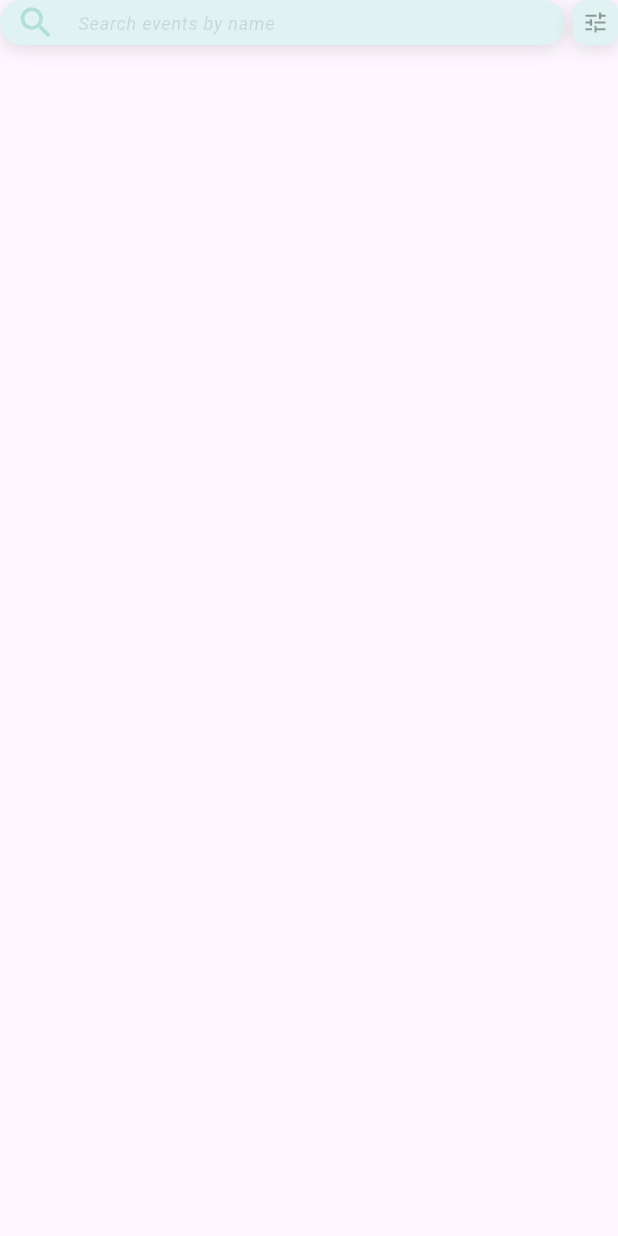
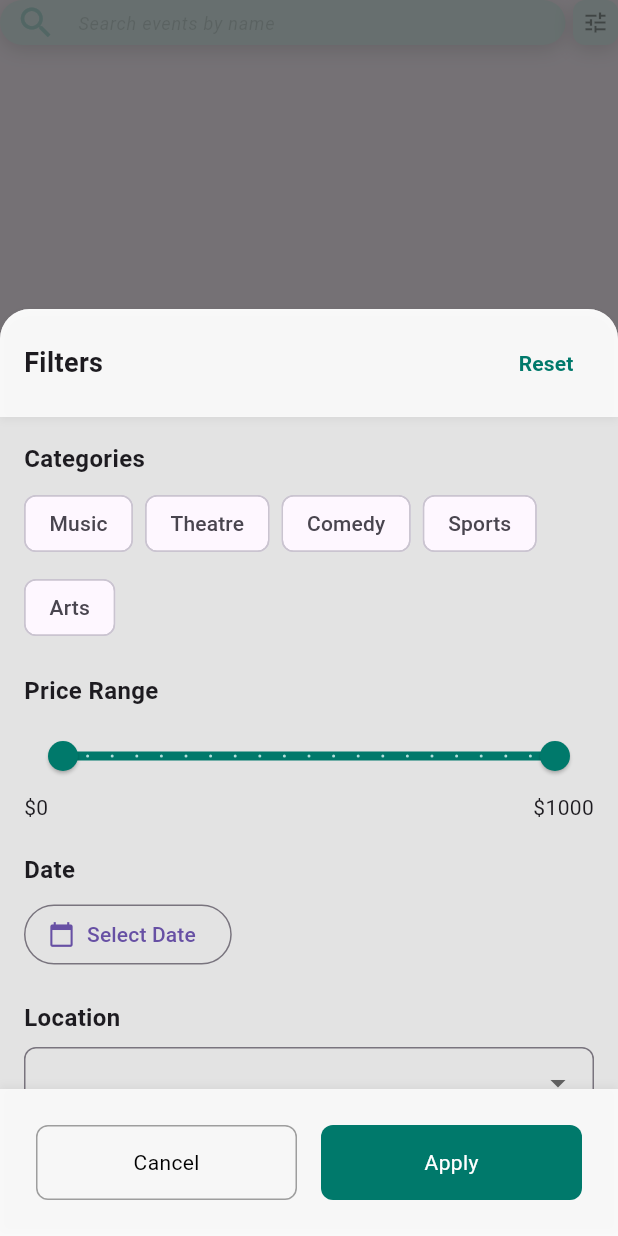
Before and after one commit to bryann54/tickoyako, a Flutter app: the CustomSearchBar widget shown alone on an empty page, opened directly, after a tap on the "tune" icon, on a phone screen of 412 x 824 dp. Run offline on Flutter 3.47's test engine with Material 3 defaults, Android fonts, the phone set to English and light mode, and no system bars; our stand-ins replace bloc, equatable, flutter_bloc; missing offline and left inert: floating_frosted_bottom_bar; network calls fail.

Commit message:
filters UI

```diff
--- /dev/null
+++ b/lib/data/models/filter_model.dart
@@ -0,0 +1,49 @@
+import 'package:flutter/material.dart';
+
+class ShowFilter {
+  final String name;
+  final bool isSelected;
+
+  ShowFilter({required this.name, this.isSelected = false});
+
+  ShowFilter copyWith({String? name, bool? isSelected}) {
+    return ShowFilter(
+      name: name ?? this.name,
+      isSelected: isSelected ?? this.isSelected,
+    );
+  }
+}
+
+class FilterOptions {
+  final List<ShowFilter> categories;
+  final List<ShowFilter> dates;
+  final RangeValues? priceRange;
+  final bool onlyAvailable;
+
+  FilterOptions({
+    required this.categories,
+    required this.dates,
+    this.priceRange,
+    this.onlyAvailable = false,
+  });
+
+  bool get hasActiveFilters =>
+      categories.any((c) => c.isSelected) ||
+      dates.any((d) => d.isSelected) ||
+      priceRange != null ||
+      onlyAvailable;
+
+  FilterOptions copyWith({
+    List<ShowFilter>? categories,
+    List<ShowFilter>? dates,
+    RangeValues? priceRange,
+    bool? onlyAvailable,
+  }) {
+    return FilterOptions(
+      categories: categories ?? this.categories,
+      dates: dates ?? this.dates,
+      priceRange: priceRange ?? this.priceRange,
+      onlyAvailable: onlyAvailable ?? this.onlyAvailable,
+    );
+  }
+}
--- a/lib/presentation/blocs/shows_bloc/shows_bloc.dart
+++ b/lib/presentation/blocs/shows_bloc/shows_bloc.dart
@@ -1,5 +1,5 @@
-// shows_bloc.dart
 import 'package:flutter_bloc/flutter_bloc.dart';
+import 'package:tickoyako/data/models/show_model.dart';
 import 'package:tickoyako/data/repositories/show_repository.dart';
 import 'shows_event.dart';
 import 'shows_state.dart';
@@ -10,6 +10,7 @@ class ShowsBloc extends Bloc<ShowsEvent, ShowsState> {
   ShowsBloc(this.showRepository) : super(ShowsInitial()) {
     on<LoadShows>(_onLoadShows);
     on<SearchShows>(_onSearchShows);
+    on<ApplyFilters>(_onApplyFilters);
   }
 
   Future<void> _onLoadShows(LoadShows event, Emitter<ShowsState> emit) async {
@@ -26,29 +27,105 @@ class ShowsBloc extends Bloc<ShowsEvent, ShowsState> {
       SearchShows event, Emitter<ShowsState> emit) async {
     if (state is ShowsLoaded) {
       final currentState = state as ShowsLoaded;
+      final filters = event.filters ?? currentState.activeFilters;
 
-      if (event.query.isEmpty) {
+      if (event.query.isEmpty && filters.isEmpty) {
         emit(ShowsLoaded(
           currentState.shows,
           searchResults: currentState.shows,
           searchQuery: '',
+          activeFilters: filters,
         ));
         return;
       }
 
-      final searchResults = currentState.shows.where((show) {
+      var filteredShows = currentState.shows;
+
+      // Apply search query
+      if (event.query.isNotEmpty) {
+        filteredShows = filteredShows.where((show) {
           final query = event.query.toLowerCase();
           return show.title.toLowerCase().contains(query) ||
               show.type.toLowerCase().contains(query) ||
               show.venue.toLowerCase().contains(query) ||
               show.description.toLowerCase().contains(query);
         }).toList();
+      }
+
+      // Apply filters
+      if (filters.isNotEmpty) {
+        filteredShows = _applyFiltersToShows(filteredShows, filters);
+      }
 
       emit(ShowsLoaded(
         currentState.shows,
-        searchResults: searchResults,
+        searchResults: filteredShows,
         searchQuery: event.query,
+        activeFilters: filters,
       ));
     }
   }
+
+  Future<void> _onApplyFilters(
+      ApplyFilters event, Emitter<ShowsState> emit) async {
+    if (state is ShowsLoaded) {
+      final currentState = state as ShowsLoaded;
+      final filteredShows = _applyFiltersToShows(
+        currentState.searchQuery.isEmpty
+            ? currentState.shows
+            : currentState.searchResults,
+        event.filters,
+      );
+
+      emit(ShowsLoaded(
+        currentState.shows,
+        searchResults: filteredShows,
+        searchQuery: currentState.searchQuery,
+        activeFilters: event.filters,
+      ));
     }
+  }
+
+  List<ShowModel> _applyFiltersToShows(
+      List<ShowModel> shows, Map<String, dynamic> filters) {
+    return shows.where((show) {
+      // Category filter
+      if (filters['categories'] != null && filters['categories'].isNotEmpty) {
+        if (!filters['categories'].contains(show.type)) {
+          return false;
+        }
+      }
+
+      // Price filter
+      if (filters['minPrice'] != null && filters['maxPrice'] != null) {
+        final price = show.price;
+        if (price < filters['minPrice'] || price > filters['maxPrice']) {
+          return false;
+        }
+      }
+
+      // Date filter
+      if (filters['date'] != null) {
+        final filterDate = filters['date'] as DateTime;
+        if (!_isSameDay(show.date, filterDate)) {
+          return false;
+        }
+      }
+
+      // Location filter
+      if (filters['location'] != null && filters['location'].isNotEmpty) {
+        if (show.venue.toLowerCase() != filters['location'].toLowerCase()) {
+          return false;
+        }
+      }
+
+      return true;
+    }).toList();
+  }
+
+  bool _isSameDay(DateTime date1, DateTime date2) {
+    return date1.year == date2.year &&
+        date1.month == date2.month &&
+        date1.day == date2.day;
+  }
+}
--- a/lib/presentation/blocs/shows_bloc/shows_event.dart
+++ b/lib/presentation/blocs/shows_bloc/shows_event.dart
@@ -4,16 +4,26 @@ abstract class ShowsEvent extends Equatable {
   const ShowsEvent();
 
   @override
-  List<Object> get props => [];
+  List<Object?> get props => [];
 }
 
 class LoadShows extends ShowsEvent {}
 
 class SearchShows extends ShowsEvent {
   final String query;
+  final Map<String, dynamic>? filters;
 
-  const SearchShows(this.query);
+  const SearchShows(this.query, {this.filters});
 
   @override
-  List<Object> get props => [query];
+  List<Object?> get props => [query, filters];
 }
+
+class ApplyFilters extends ShowsEvent {
+  final Map<String, dynamic> filters;
+
+  const ApplyFilters(this.filters);
+
+  @override
+  List<Object> get props => [filters];
+}
--- a/lib/presentation/blocs/shows_bloc/shows_state.dart
+++ b/lib/presentation/blocs/shows_bloc/shows_state.dart
@@ -16,27 +16,31 @@ class ShowsLoaded extends ShowsState {
   final List<ShowModel> shows;
   final List<ShowModel> searchResults;
   final String searchQuery;
+  final Map<String, dynamic> activeFilters;
 
   const ShowsLoaded(
     this.shows, {
     this.searchResults = const [],
     this.searchQuery = '',
+    this.activeFilters = const {},
   });
 
   ShowsLoaded copyWith({
     List<ShowModel>? shows,
     List<ShowModel>? searchResults,
     String? searchQuery,
+    Map<String, dynamic>? activeFilters,
   }) {
     return ShowsLoaded(
       shows ?? this.shows,
       searchResults: searchResults ?? this.searchResults,
       searchQuery: searchQuery ?? this.searchQuery,
+      activeFilters: activeFilters ?? this.activeFilters,
     );
   }
 
   @override
-  List<Object> get props => [shows, searchResults, searchQuery];
+  List<Object> get props => [shows, searchResults, searchQuery, activeFilters];
 }
 
 class ShowsError extends ShowsState {
--- /dev/null
+++ b/lib/presentation/features/profile/presentation/widgets/filter_bottomSheet.dart
@@ -0,0 +1,322 @@
+import 'package:flutter/material.dart';
+import 'package:tickoyako/core/colors.dart';
+
+class FilterBottomSheet extends StatefulWidget {
+  final Map<String, dynamic> initialFilters;
+  final Function(Map<String, dynamic>) onApplyFilters;
+
+  const FilterBottomSheet({
+    super.key,
+    required this.initialFilters,
+    required this.onApplyFilters,
+  });
+
+  @override
+  State<FilterBottomSheet> createState() => _FilterBottomSheetState();
+}
+
+class _FilterBottomSheetState extends State<FilterBottomSheet> {
+  late Map<String, dynamic> _filters;
+  final List<String> _categories = [
+    'Music',
+    'Theatre',
+    'Comedy',
+    'Sports',
+    'Arts'
+  ];
+  final List<String> _locations = [
+    'New York',
+    'Los Angeles',
+    'Chicago',
+    'Miami',
+    'Las Vegas'
+  ];
+  RangeValues _priceRange = const RangeValues(0, 1000);
+  DateTime? _selectedDate;
+
+  @override
+  void initState() {
+    super.initState();
+    _filters = Map<String, dynamic>.from(widget.initialFilters);
+    _priceRange = RangeValues(
+      _filters['minPrice']?.toDouble() ?? 0,
+      _filters['maxPrice']?.toDouble() ?? 1000,
+    );
+    _selectedDate = _filters['date'];
+  }
+
+@override
+  Widget build(BuildContext context) {
+    return Container(
+      height: MediaQuery.of(context).size.height * 0.75,
+      decoration: BoxDecoration(
+        color: Colors.white
+            .withOpacity(0.8),
+        borderRadius: const BorderRadius.vertical(top: Radius.circular(20)),
+      ),
+      child: Column(
+        children: [
+          _buildHeader(),
+          Expanded(
+            child: SingleChildScrollView(
+              child: Padding(
+                padding: const EdgeInsets.all(16.0),
+                child: Column(
+                  crossAxisAlignment: CrossAxisAlignment.start,
+                  children: [
+                    _buildSectionTitle('Categories'),
+                    _buildCategoryChips(),
+                    const SizedBox(height: 20),
+                    _buildSectionTitle('Price Range'),
+                    _buildPriceRangeSlider(),
+                    const SizedBox(height: 20),
+                    _buildSectionTitle('Date'),
+                    _buildDatePicker(),
+                    const SizedBox(height: 20),
+                    _buildSectionTitle('Location'),
+                    _buildLocationDropdown(),
+                  ],
+                ),
+              ),
+            ),
+          ),
+          _buildBottomButtons(),
+        ],
+      ),
+    );
+  }
+
+  Widget _buildHeader() {
+    return Container(
+      padding: const EdgeInsets.symmetric(horizontal: 16, vertical: 12),
+      decoration: BoxDecoration(
+          color: Colors.white.withOpacity(0.8),
+        borderRadius: const BorderRadius.vertical(top: Radius.circular(20)),
+        boxShadow: [
+          BoxShadow(
+            color: Colors.black.withOpacity(0.05),
+            blurRadius: 4,
+            offset: const Offset(0, 2),
+          ),
+        ],
+      ),
+      child: Row(
+        mainAxisAlignment: MainAxisAlignment.spaceBetween,
+        children: [
+          const Text(
+            'Filters',
+            style: TextStyle(
+              fontSize: 18,
+              fontWeight: FontWeight.bold,
+            ),
+          ),
+          TextButton(
+            onPressed: _resetFilters,
+            child: Text(
+              'Reset',
+              style: TextStyle(
+                color: Colors.teal.shade700,
+                fontWeight: FontWeight.w600,
+              ),
+            ),
+          ),
+        ],
+      ),
+    );
+  }
+
+  Widget _buildSectionTitle(String title) {
+    return Padding(
+      padding: const EdgeInsets.only(bottom: 8),
+      child: Text(
+        title,
+        style: const TextStyle(
+          fontSize: 16,
+          fontWeight: FontWeight.bold,
+        ),
+      ),
+    );
+  }
+
+  Widget _buildCategoryChips() {
+    return Wrap(
+      spacing: 8,
+      runSpacing: 8,
+      children: _categories.map((category) {
+        final isSelected = (_filters['categories'] ?? []).contains(category);
+        return FilterChip(
+          label: Text(category),
+          selected: isSelected,
+          onSelected: (selected) {
+            setState(() {
+              final categories =
+                  List<String>.from(_filters['categories'] ?? []);
+              if (selected) {
+                categories.add(category);
+              } else {
+                categories.remove(category);
+              }
+              _filters['categories'] = categories;
+            });
+          },
+
+          selectedColor: Colors.teal.shade100,
+          checkmarkColor: Colors.teal.shade700,
+        );
+      }).toList(),
+    );
+  }
+
+  Widget _buildPriceRangeSlider() {
+    return Column(
+      children: [
+        RangeSlider(
+          values: _priceRange,
+          min: 0,
+          max: 1000,
+          divisions: 20,
+          labels: RangeLabels(
+            '\$${_priceRange.start.round()}',
+            '\$${_priceRange.end.round()}',
+          ),
+          onChanged: (RangeValues values) {
+            setState(() {
+              _priceRange = values;
+              _filters['minPrice'] = values.start.round();
+              _filters['maxPrice'] = values.end.round();
+            });
+          },
+          activeColor: Colors.teal.shade700,
+          inactiveColor: Colors.teal.shade100,
+        ),
+        Row(
+          mainAxisAlignment: MainAxisAlignment.spaceBetween,
+          children: [
+            Text('\$${_priceRange.start.round()}'),
+            Text('\$${_priceRange.end.round()}'),
+          ],
+        ),
+      ],
+    );
+  }
+
+  Widget _buildDatePicker() {
+    return OutlinedButton.icon(
+      onPressed: () async {
+        final date = await showDatePicker(
+          context: context,
+          initialDate: _selectedDate ?? DateTime.now(),
+          firstDate: DateTime.now(),
+          lastDate: DateTime.now().add(const Duration(days: 365)),
+        );
+        if (date != null) {
+          setState(() {
+            _selectedDate = date;
+            _filters['date'] = date;
+          });
+        }
+      },
+      icon: const Icon(Icons.calendar_today),
+      label: Text(
+        _selectedDate != null
+            ? '${_selectedDate!.day}/${_selectedDate!.month}/${_selectedDate!.year}'
+            : 'Select Date',
+      ),
+    );
+  }
+
+  Widget _buildLocationDropdown() {
+    return DropdownButtonFormField<String>(
+      value: _filters['location'],
+      decoration: InputDecoration(
+        border: OutlineInputBorder(
+          borderRadius: BorderRadius.circular(8),
+        ),
+        contentPadding: const EdgeInsets.symmetric(horizontal: 12, vertical: 8),
+      ),
+      items: _locations.map((location) {
+        return DropdownMenuItem(
+          value: location,
+          child: Text(location),
+        );
+      }).toList(),
+      onChanged: (value) {
+        setState(() {
+          _filters['location'] = value;
+        });
+      },
+    );
+  }
+
+  Widget _buildBottomButtons() {
+    return Container(
+      padding: const EdgeInsets.all(16),
+      decoration: BoxDecoration(
+         color: Colors.white.withOpacity(0.8),
+        boxShadow: [
+          BoxShadow(
+            color: Colors.black.withOpacity(0.05),
+            blurRadius: 4,
+            offset: const Offset(0, -2),
+          ),
+        ],
+      ),
+  child: Padding(
+    padding: const EdgeInsets.all(8.0),
+    child: Row(
+          children: [
+            Expanded(
+              child: GestureDetector(
+                onTap: () => Navigator.pop(context), // Cancel action
+                child: Container(
+                  height: 50,
+                  decoration: BoxDecoration(
+                    border: Border.all(
+                        color: Colors.grey), // OutlinedButton border effect
+                    borderRadius: BorderRadius.circular(8),
+                  ),
+                  alignment: Alignment.center,
+                  child: const Text(
+                    'Cancel',
+                    style: TextStyle(color: Colors.black),
+                  ),
+                ),
+              ),
+            ),
+            const SizedBox(width: 16),
+            Expanded(
+              child: GestureDetector(
+                onTap: () {
+                  widget.onApplyFilters(_filters); // Apply filters action
+                  Navigator.pop(context);
+                },
+                child: Container(
+                  height: 50,
+                  decoration: BoxDecoration(
+                    color:
+                        Colors.teal.shade700, // ElevatedButton background color
+                    borderRadius: BorderRadius.circular(8),
+                  ),
+                  alignment: Alignment.center,
+                  child: const Text(
+                    'Apply',
+                    style: TextStyle(color: AppColors.secondaryColor),
+                  ),
+                ),
+              ),
+            ),
+          ],
+        ),
+  ),
+
+    );
+  }
+
+  void _resetFilters() {
+    setState(() {
+      _filters = {};
+      _priceRange = const RangeValues(0, 1000);
+      _selectedDate = null;
+    });
+  }
+}
--- a/lib/presentation/widgets/search_bar_widget.dart
+++ b/lib/presentation/widgets/search_bar_widget.dart
@@ -5,6 +5,7 @@ import 'dart:async';
 
 import 'package:tickoyako/presentation/blocs/shows_bloc/shows_bloc.dart';
 import 'package:tickoyako/presentation/blocs/shows_bloc/shows_event.dart';
+import 'package:tickoyako/presentation/features/profile/presentation/widgets/filter_bottomSheet.dart';
 
 class CustomSearchBar extends StatefulWidget {
   const CustomSearchBar({Key? key}) : super(key: key);
@@ -16,6 +17,7 @@ class CustomSearchBar extends StatefulWidget {
 class _CustomSearchBarState extends State<CustomSearchBar> {
   final TextEditingController _searchController = TextEditingController();
   Timer? _debounce;
+  Map<String, dynamic> _activeFilters = {};
 
   @override
   void dispose() {
@@ -27,25 +29,47 @@ class _CustomSearchBarState extends State<CustomSearchBar> {
   void _onSearchChanged(BuildContext context, String query) {
     if (_debounce?.isActive ?? false) _debounce!.cancel();
     _debounce = Timer(const Duration(milliseconds: 500), () {
-      context.read<ShowsBloc>().add(SearchShows(query));
+      context
+          .read<ShowsBloc>()
+          .add(SearchShows(query, filters: _activeFilters));
     });
+  }
+
+  void _showFilterBottomSheet() {
+    showModalBottomSheet(
+      context: context,
+      isScrollControlled: true,
+      backgroundColor: Colors.transparent,
+      builder: (context) => FilterBottomSheet(
+        initialFilters: _activeFilters,
+        onApplyFilters: (filters) {
+          setState(() {
+            _activeFilters = filters;
+          });
+          context.read<ShowsBloc>().add(
+                SearchShows(_searchController.text, filters: filters),
+              );
+        },
+      ),
+    );
   }
 
   @override
   Widget build(BuildContext context) {
-    return Row(mainAxisAlignment: MainAxisAlignment.spaceBetween,
+    return Row(
+      mainAxisAlignment: MainAxisAlignment.spaceBetween,
       children: [
         Expanded(
           child: Container(
             height: 30,
             decoration: BoxDecoration(
-               color: Colors.teal[50],
+              color: Colors.teal[50],
               borderRadius: BorderRadius.circular(30),
               boxShadow: [
                 BoxShadow(
                   color: Colors.black12,
                   blurRadius: 10,
-                  offset: Offset(0, 3),
+                  offset: const Offset(0, 3),
                 ),
               ],
             ),
@@ -63,7 +87,11 @@ class _CustomSearchBarState extends State<CustomSearchBar> {
                   fontStyle: FontStyle.italic,
                   color: Colors.black12,
                 ),
-                prefixIcon: Icon(Icons.search, color: Colors.teal.shade100,size: 27,),
+                prefixIcon: Icon(
+                  Icons.search,
+                  color: Colors.teal.shade100,
+                  size: 27,
+                ),
                 suffixIcon: _searchController.text.isNotEmpty
                     ? IconButton(
                         icon: Icon(Icons.clear, color: Colors.teal.shade700),
@@ -84,27 +112,53 @@ class _CustomSearchBarState extends State<CustomSearchBar> {
         ),
         const SizedBox(width: 5),
         GestureDetector(
-          onTap: () {
-            // Implement filter functionality
-          },
+          onTap: _showFilterBottomSheet,
           child: Container(
             height: 30,
             width: 30,
             decoration: BoxDecoration(
-              color: Colors.teal[50],
+              color: _activeFilters.isNotEmpty
+                  ? Colors.teal.shade100
+                  : Colors.teal[50],
               borderRadius: BorderRadius.circular(8),
               boxShadow: [
                 BoxShadow(
                   color: Colors.black12,
                   blurRadius: 10,
-                  offset: Offset(0, 3),
+                  offset: const Offset(0, 3),
                 ),
               ],
             ),
-            child: const Icon(
-              Icons.tune,
-              color: Colors.black38,
-              size: 18,
+            child: Stack(
+              children: [
+                const Center(
+                  child: Icon(
+                    Icons.tune,
+                    color: Colors.black38,
+                    size: 18,
+                  ),
+                ),
+                if (_activeFilters.isNotEmpty)
+                  Positioned(
+                    right: 0,
+                    top: 0,
+                    child: Container(
+                      padding: const EdgeInsets.all(4),
+                      decoration: BoxDecoration(
+                        color: Colors.teal.shade700,
+                        shape: BoxShape.circle,
+                      ),
+                      child: Text(
+                        '${_activeFilters.length}',
+                        style: const TextStyle(
+                          color: Colors.white,
+                          fontSize: 8,
+                          fontWeight: FontWeight.bold,
+                        ),
+                      ),
+                    ),
+                  ),
+              ],
             ),
           ),
         ),
```
Lines whose indentation alone changed are shown as unchanged.
